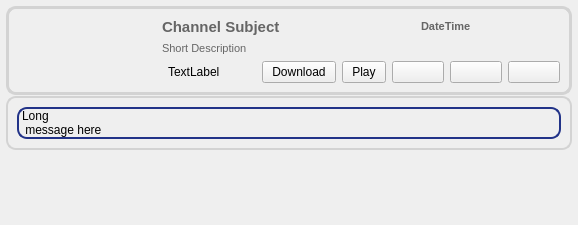
Old version of the form retroshare-gui/src/gui/feeds/ChanMsgItem.ui in the repository RetroShare/RetroShare.
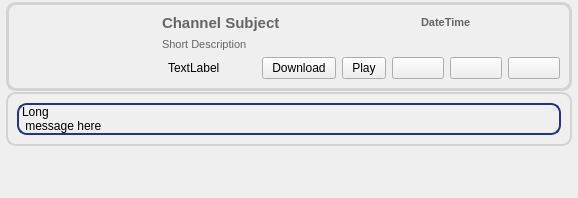
New version of the form. Icons and pictures are not drawn.

Commit message: fixed a margin problem in ChannelMsgItem

What changed in the file:
```diff
--- a/retroshare-gui/src/gui/feeds/ChanMsgItem.ui
+++ b/retroshare-gui/src/gui/feeds/ChanMsgItem.ui
@@ -7,7 +7,7 @@
     <x>0</x>
     <y>0</y>
     <width>578</width>
-    <height>225</height>
+    <height>198</height>
    </rect>
   </property>
   <property name="windowTitle">
@@ -34,15 +34,24 @@
 }</string>
   </property>
   <layout class="QGridLayout" name="gridLayout_3">
+   <property name="leftMargin">
+    <number>6</number>
+   </property>
+   <property name="topMargin">
+    <number>2</number>
+   </property>
+   <property name="rightMargin">
+    <number>6</number>
+   </property>
+   <property name="bottomMargin">
+    <number>2</number>
+   </property>
    <property name="horizontalSpacing">
     <number>0</number>
    </property>
    <property name="verticalSpacing">
     <number>1</number>
    </property>
-   <property name="margin">
-    <number>6</number>
-   </property>
    <item row="0" column="0">
     <widget class="QFrame" name="frame">
      <property name="sizePolicy">
@@ -297,7 +306,7 @@
      <property name="sizeHint" stdset="0">
       <size>
        <width>20</width>
-       <height>6</height>
+       <height>3</height>
       </size>
      </property>
     </spacer>
```
Left out of the diff: 1 changed line with no effect on the pictures.
